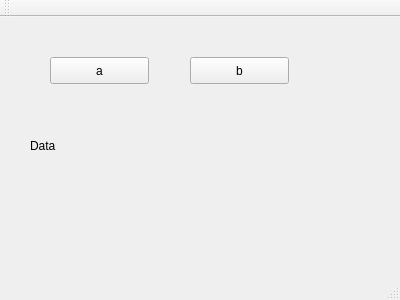
Old version of the form Software/Race/windowusart.ui in the repository martro/RoboDriftSensors.
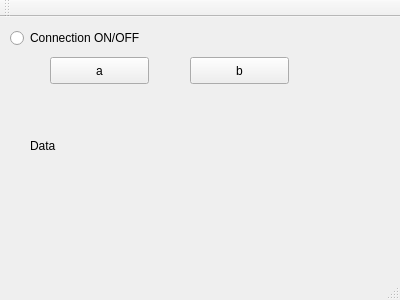
New version of the form.

Commit message: connection button works and emits signal

```diff
--- a/Software/Race/windowusart.ui
+++ b/Software/Race/windowusart.ui
@@ -53,6 +53,19 @@
      <string>Data</string>
     </property>
    </widget>
+   <widget class="QRadioButton" name="radioButton">
+    <property name="geometry">
+     <rect>
+      <x>10</x>
+      <y>10</y>
+      <width>161</width>
+      <height>22</height>
+     </rect>
+    </property>
+    <property name="text">
+     <string>Connection ON/OFF</string>
+    </property>
+   </widget>
   </widget>
   <widget class="QMenuBar" name="menuBar">
    <property name="geometry">
```
The commit also changes 25 other files.
